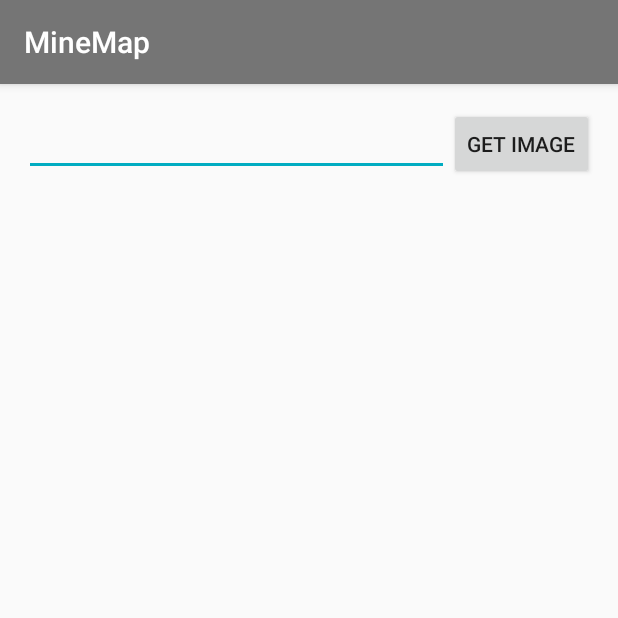
After one commit to promayearn/minemap, an Android app: the ViewImage screen opened directly, with no data from a screen before it, on a phone screen of 412 x 824 dp, the top half of it. The commit adds this screen. Run offline under Robolectric (Android 15) with nearby library versions, the phone set to English and light mode, and no system bars; pictures from the network do not load.

Commit message:
14/10/2016 wait for image save

```diff
--- /dev/null
+++ b/app/src/main/java/com/augmentis/ayp/minemap/ViewImage.java
@@ -0,0 +1,123 @@
+package com.augmentis.ayp.minemap;
+
+import android.app.ProgressDialog;
+import android.graphics.Bitmap;
+import android.graphics.BitmapFactory;
+import android.os.AsyncTask;
+import android.support.v7.app.AppCompatActivity;
+import android.os.Bundle;
+import android.util.Base64;
+import android.util.Log;
+import android.view.View;
+import android.widget.Button;
+import android.widget.EditText;
+import android.widget.ImageView;
+
+import com.augmentis.ayp.minemap.model.RequestHandler;
+import com.bumptech.glide.Glide;
+
+import java.io.ByteArrayInputStream;
+import java.io.ByteArrayOutputStream;
+import java.io.IOException;
+import java.io.InputStream;
+import java.io.InputStreamReader;
+import java.net.MalformedURLException;
+import java.net.URL;
+
+public class ViewImage extends AppCompatActivity implements View.OnClickListener{
+
+    private static final String TAG = "ViewImage";
+
+    private EditText editTextId;
+    protected Button buttonGetImage;
+    private ImageView imageView;
+
+    protected RequestHandler requestHandler;
+
+    @Override
+    protected void onCreate(Bundle savedInstanceState) {
+        super.onCreate(savedInstanceState);
+        setContentView(R.layout.activity_view_image);
+
+        editTextId = (EditText) findViewById(R.id.editTextId);
+        buttonGetImage = (Button) findViewById(R.id.buttonGetImage);
+        imageView = (ImageView) findViewById(R.id.imageViewShow);
+
+        requestHandler = new RequestHandler();
+
+        buttonGetImage.setOnClickListener(this);
+
+    }
+
+    @Override
+    public void onClick(View v) {
+        getImage();
+    }
+
+    private void getImage() {
+
+        String id = editTextId.getText().toString().trim();
+
+        class GetImage extends AsyncTask<String,Void,Bitmap> {
+
+            private ProgressDialog loading;
+
+            @Override
+            protected void onPreExecute() {
+                super.onPreExecute();
+                loading = ProgressDialog.show(ViewImage.this, "Uploading...", null,true,true);
+            }
+
+            @Override
+            protected Bitmap doInBackground(String... params) {
+                String id = params[0];
+                String add = "http://minemap.hol.es/getImage64.php?id="+id;
+
+                URL url = null;
+                Bitmap image = null;
+
+                try {
+//                    url = new URL(add);
+
+                    InputStream in = new URL(add).openStream();
+                    ByteArrayOutputStream bo = new ByteArrayOutputStream();
+
+                    byte[] buff = new byte[1024];
+
+                    StringBuilder sb = new StringBuilder();
+
+                    while(in.read(buff, 0, 1024) > 0) {
+                        sb.append(new String(buff));
+                    }
+                    Log.d(TAG, " data = " + sb.toString());
+                    Log.d(TAG, " u r l " + in);
+
+                    byte[] imgBytes = Base64.decode(sb.toString(), Base64.NO_WRAP);
+
+
+                    image = BitmapFactory.decodeByteArray( imgBytes, 0, imgBytes.length );
+                    Log.d(TAG, " i m a g e " + image);
+
+                    in.close();
+
+                } catch (IOException e) {
+                    e.printStackTrace();
+                }
+
+
+                return image;
+            }
+
+            @Override
+            protected void onPostExecute(Bitmap b) {
+                super.onPostExecute(b);
+                loading.dismiss();
+//                Glide.with(getApplicationContext()).load(b).into(imageView);
+                imageView.setImageBitmap(b);
+            }
+        }
+
+        GetImage gi = new GetImage();
+        gi.execute(id);
+    }
+}
--- /dev/null
+++ b/app/src/main/res/layout/activity_view_image.xml
@@ -0,0 +1,38 @@
+<?xml version="1.0" encoding="utf-8"?>
+<RelativeLayout xmlns:android="http://schemas.android.com/apk/res/android"
+    xmlns:tools="http://schemas.android.com/tools"
+    android:id="@+id/activity_view_image"
+    android:layout_width="match_parent"
+    android:layout_height="match_parent"
+    android:paddingBottom="@dimen/activity_vertical_margin"
+    android:paddingLeft="@dimen/activity_horizontal_margin"
+    android:paddingRight="@dimen/activity_horizontal_margin"
+    android:paddingTop="@dimen/activity_vertical_margin"
+    tools:context="com.augmentis.ayp.minemap.ViewImage">
+
+    <LinearLayout
+        android:orientation="horizontal"
+        android:layout_width="match_parent"
+        android:layout_height="wrap_content">
+
+        <EditText
+            android:layout_width="match_parent"
+            android:layout_height="wrap_content"
+            android:layout_weight="1"
+            android:id="@+id/editTextId" />
+
+        <Button
+            android:layout_width="wrap_content"
+            android:layout_height="wrap_content"
+            android:text="Get Image"
+            android:id="@+id/buttonGetImage" />
+
+    </LinearLayout>
+
+    <ImageView
+        android:layout_width="match_parent"
+        android:layout_height="match_parent"
+        android:id="@+id/imageViewShow" />
+
+
+</RelativeLayout>
--- a/app/src/main/res/values/strings.xml
+++ b/app/src/main/res/values/strings.xml
@@ -27,4 +27,7 @@
     <string name="type">Type</string>
     <string name="btn_ok">OK</string>
     <string name="reload">Reload</string>
+    <string name="string_choose_file">Choose Image</string>
+    <string name="string_upload_image">Upload Image</string>
+    <string name="string_view_image">Show Image</string>
 </resources>
```
Also changed, not shown: app/src/main/AndroidManifest.xml (+10 -17 lines), app/src/main/java/com/augmentis/ayp/minemap/TestUploadImage.java (added, +151 -0 lines), app/src/main/java/com/augmentis/ayp/minemap/model/RequestHandler.java (added, +101 -0 lines), app/src/main/res/layout/activity_test_upload_image.xml (added, +45 -0 lines).
